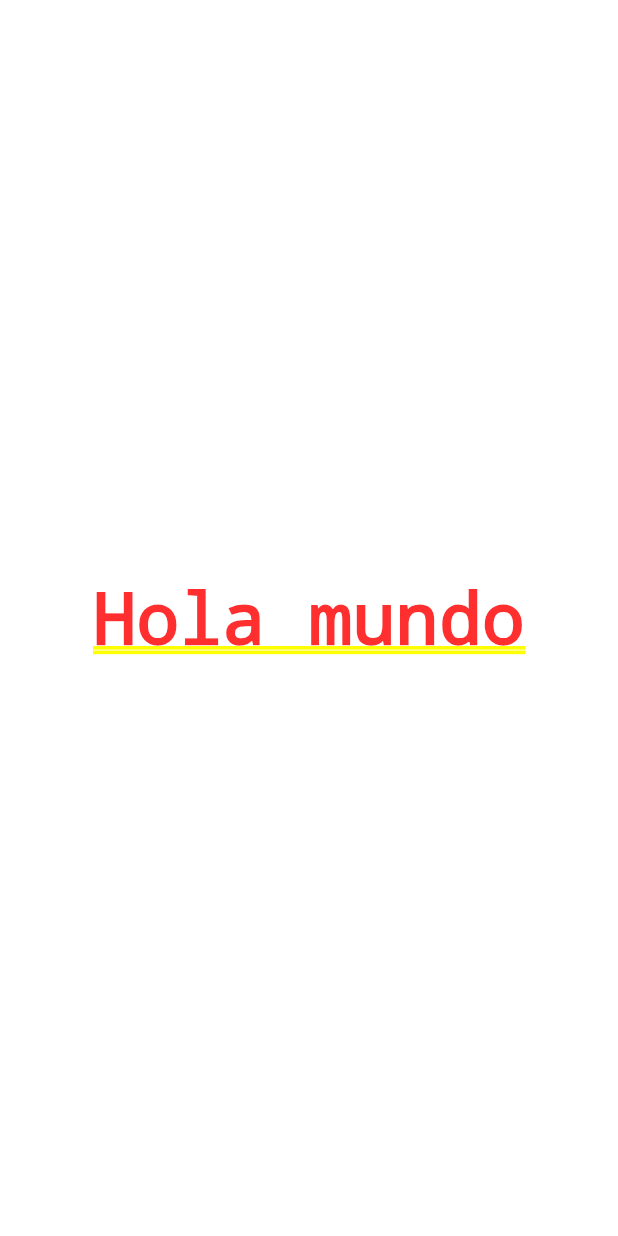
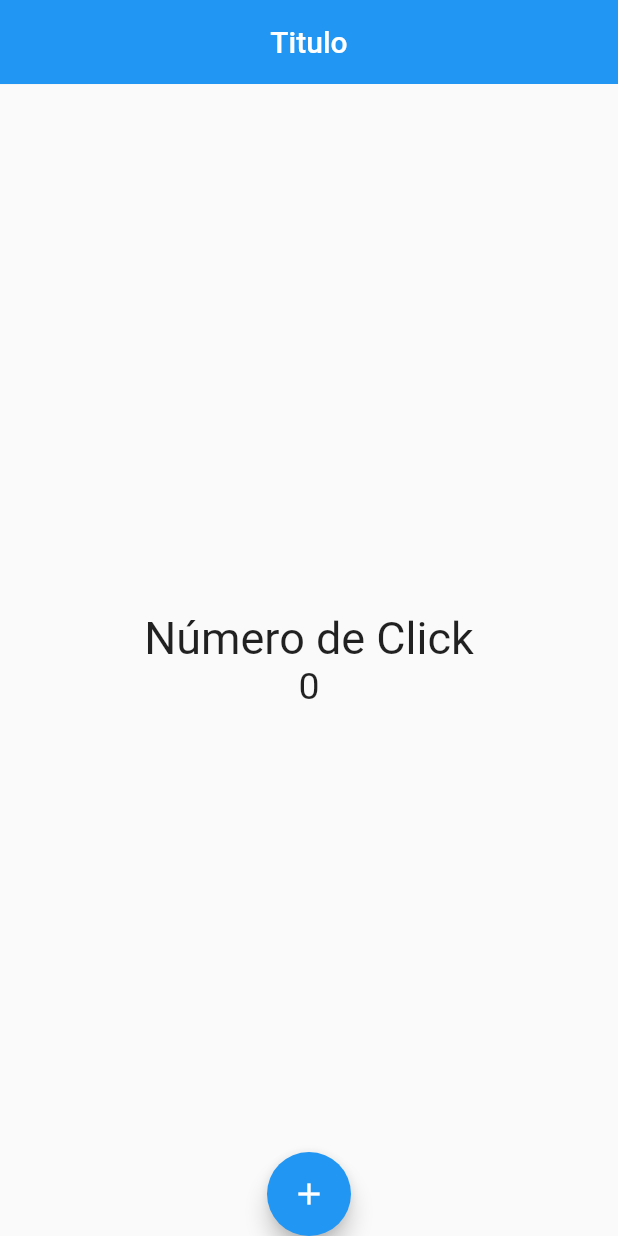
Before and after one commit to jorarmarfin/flutter-inicio, a Flutter app: the screen it shows after launch, on a phone screen of 412 x 824 dp. Run offline on Flutter 3.47's test engine with Material 2 defaults, Android fonts, the phone set to English and light mode, and no system bars.

Commit message:
Boton, columna algo de diseño

```diff
--- a/lib/main.dart
+++ b/lib/main.dart
@@ -1,16 +1,7 @@
 import 'package:flutter/material.dart';
+
+import 'package:flutter_application_1/src/app.dart';
 
 void main() {
   runApp(new MyApp());
 }
-
-class MyApp extends StatelessWidget {
-  @override
-  Widget build(BuildContext context) {
-    return MaterialApp(
-      home: Center(
-        child: Text('Hola mundo'),
-      ),
-    );
-  }
-}
--- /dev/null
+++ b/lib/src/app.dart
@@ -0,0 +1,13 @@
+import 'package:flutter/material.dart';
+import 'package:flutter_application_1/src/pages/home_page.dart';
+
+class MyApp extends StatelessWidget {
+  @override
+  Widget build(BuildContext context) {
+    return MaterialApp(
+      home: Center(
+        child: HomePage(),
+      ),
+    );
+  }
+}
--- /dev/null
+++ b/lib/src/pages/home_page.dart
@@ -0,0 +1,41 @@
+import 'package:flutter/material.dart';
+
+class HomePage extends StatelessWidget {
+  final h1 = new TextStyle(fontSize: 30);
+  final h2 = new TextStyle(fontSize: 25);
+  final conteo = 0;
+
+  @override
+  Widget build(BuildContext context) {
+    return Scaffold(
+      appBar: AppBar(
+        title: Text('Titulo'),
+        centerTitle: true,
+        elevation: 0.1,
+      ),
+      body: Center(
+        child: Column(
+          mainAxisAlignment: MainAxisAlignment.center,
+          children: [
+            Text(
+              'Número de Click',
+              style: h1,
+            ),
+            Text(
+              '$conteo',
+              style: h2,
+            )
+          ],
+        ),
+      ),
+      floatingActionButton: FloatingActionButton(
+        onPressed: () {
+          print('hola mundo');
+          conteo += conteo;
+        },
+        child: Icon(Icons.add),
+      ),
+      floatingActionButtonLocation: FloatingActionButtonLocation.centerDocked,
+    );
+  }
+}
```
